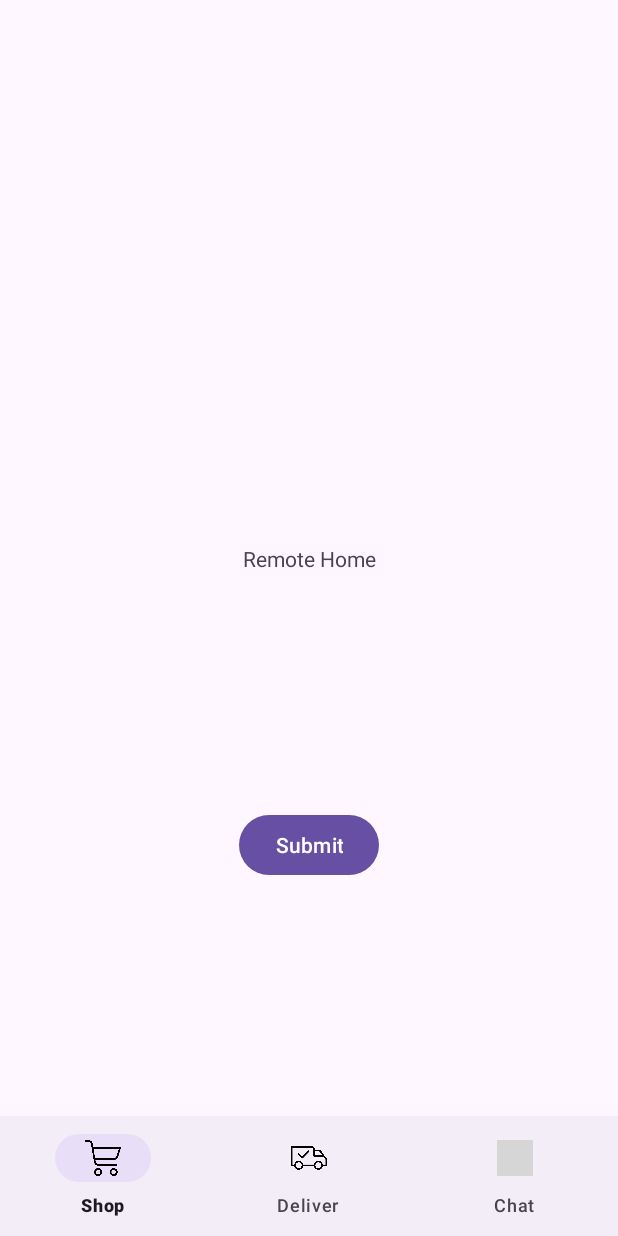
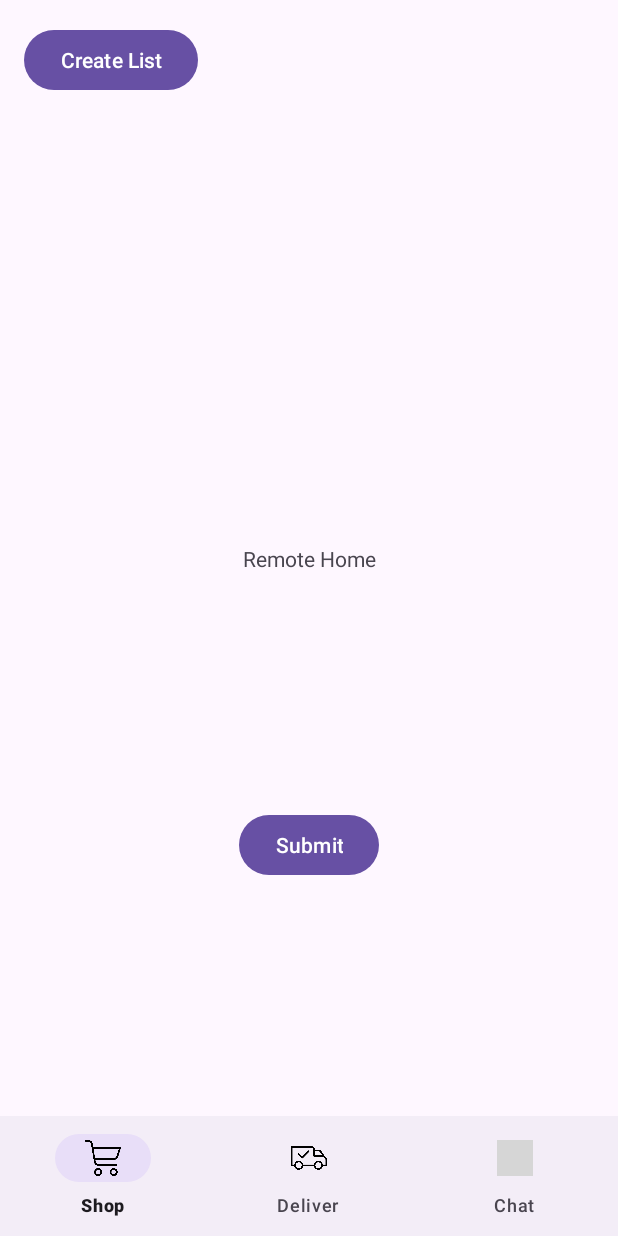
Before and after one commit to jordany78/COSC341_BuddyCart, an Android app: the screen it shows after launch (MainActivity), on a phone screen of 412 x 824 dp. Run offline under Robolectric (Android 15) with nearby library versions, the phone set to English and light mode, and no system bars; grey boxes are pictures that could not be loaded.

Commit message:
made a Create List form

```diff
--- a/app/src/main/AndroidManifest.xml
+++ b/app/src/main/AndroidManifest.xml
@@ -13,6 +13,9 @@
         android:theme="@style/Theme.COSC341_BuddyCart"
         tools:targetApi="31">
         <activity
+            android:name=".CreateList"
+            android:exported="false" />
+        <activity
             android:name=".MainActivity"
             android:exported="true">
             <intent-filter>
--- /dev/null
+++ b/app/src/main/java/com/example/cosc341_buddycart/CreateList.java
@@ -0,0 +1,6 @@
+package com.example.cosc341_buddycart;
+
+import androidx.appcompat.app.AppCompatActivity;
+
+public class CreateList extends AppCompatActivity {
+}
--- a/app/src/main/java/com/example/cosc341_buddycart/MainActivity.java
+++ b/app/src/main/java/com/example/cosc341_buddycart/MainActivity.java
@@ -1,5 +1,6 @@
 package com.example.cosc341_buddycart;
 
+import android.content.Intent;
 import android.os.Bundle;
 import android.view.MenuItem;
 
@@ -10,6 +11,7 @@ import androidx.core.graphics.Insets;
 import androidx.core.view.ViewCompat;
 import androidx.core.view.WindowInsetsCompat;
 import androidx.fragment.app.Fragment;
+import android.widget.Button;
 
 import com.google.android.material.bottomnavigation.BottomNavigationView;
 import com.google.android.material.navigation.NavigationBarView;
@@ -85,6 +87,12 @@ public class MainActivity extends AppCompatActivity {
                     .hide(chatHome)
                     .commit();
         }
+
+        Button buttonCreateList = findViewById(R.id.button_create_list);
+        buttonCreateList.setOnClickListener(v -> {
+            Intent intent = new Intent(MainActivity.this, CreateList.class);
+            startActivity(intent);
+        });
     }
 
     private void showFragment(Fragment selectedFragment) {
--- a/app/src/main/res/layout/activity_main.xml
+++ b/app/src/main/res/layout/activity_main.xml
@@ -14,6 +14,14 @@
         android:layout_height="match_parent"
         android:layout_above="@id/bottom_navigation" />
 
+    <Button
+        android:id="@+id/button_create_list"
+        android:layout_width="wrap_content"
+        android:layout_height="wrap_content"
+        android:layout_margin="16dp"
+        android:text="Create List"
+        android:textColor="@android:color/white" />
+
     <com.google.android.material.bottomnavigation.BottomNavigationView
         android:id="@+id/bottom_navigation"
         android:layout_width="match_parent"
```
Also changed, not shown: app/src/main/res/layout/activity_create_list.xml (added, +45 -0 lines).
